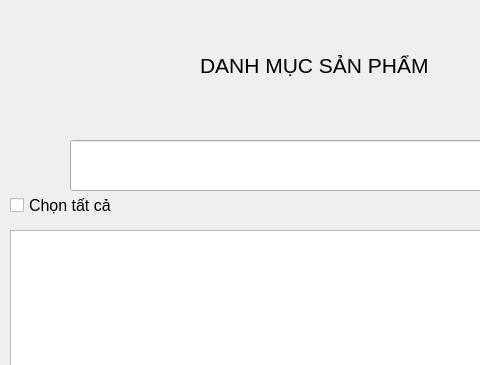
Above: categorieswindow.ui from suofujita/nekolibro before the change; both pictures show x 0 to 480 and y 0 to 365 of the 856 by 580 pixel window. Below: the same form after it.
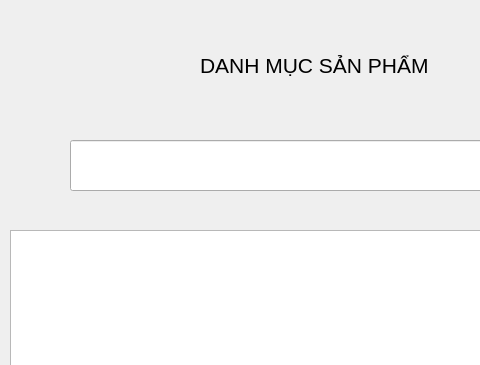
That is the form after the change. The open tabs and pages were chosen to show the change. Icons and pictures are not drawn.

```diff
--- a/categorieswindow.ui
+++ b/categorieswindow.ui
@@ -139,24 +139,6 @@
       <bool>false</bool>
      </attribute>
     </widget>
-    <widget class="QCheckBox" name="checkBox">
-     <property name="geometry">
-      <rect>
-       <x>0</x>
-       <y>180</y>
-       <width>121</width>
-       <height>31</height>
-      </rect>
-     </property>
-     <property name="font">
-      <font>
-       <pointsize>12</pointsize>
-      </font>
-     </property>
-     <property name="text">
-      <string>Chọn tất cả</string>
-     </property>
-    </widget>
     <widget class="QLabel" name="label">
      <property name="geometry">
       <rect>
```
Left out of the diff: 4 changed lines with no effect on the pictures.
